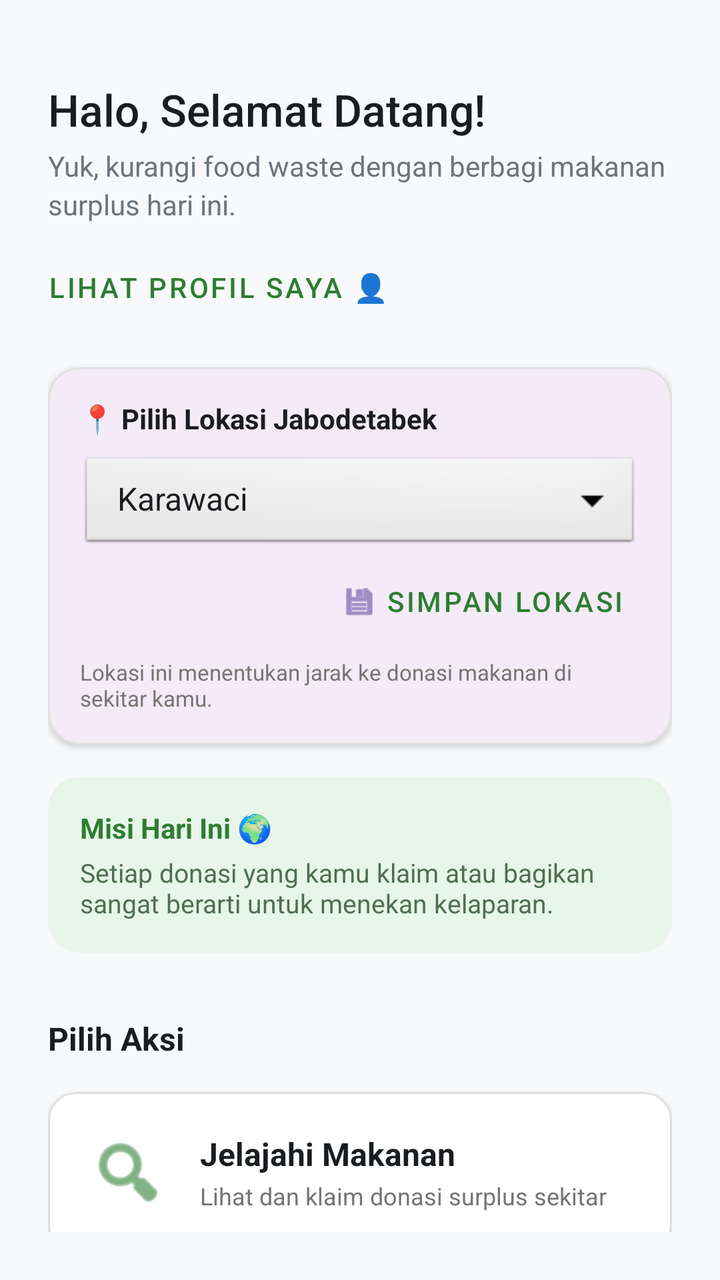
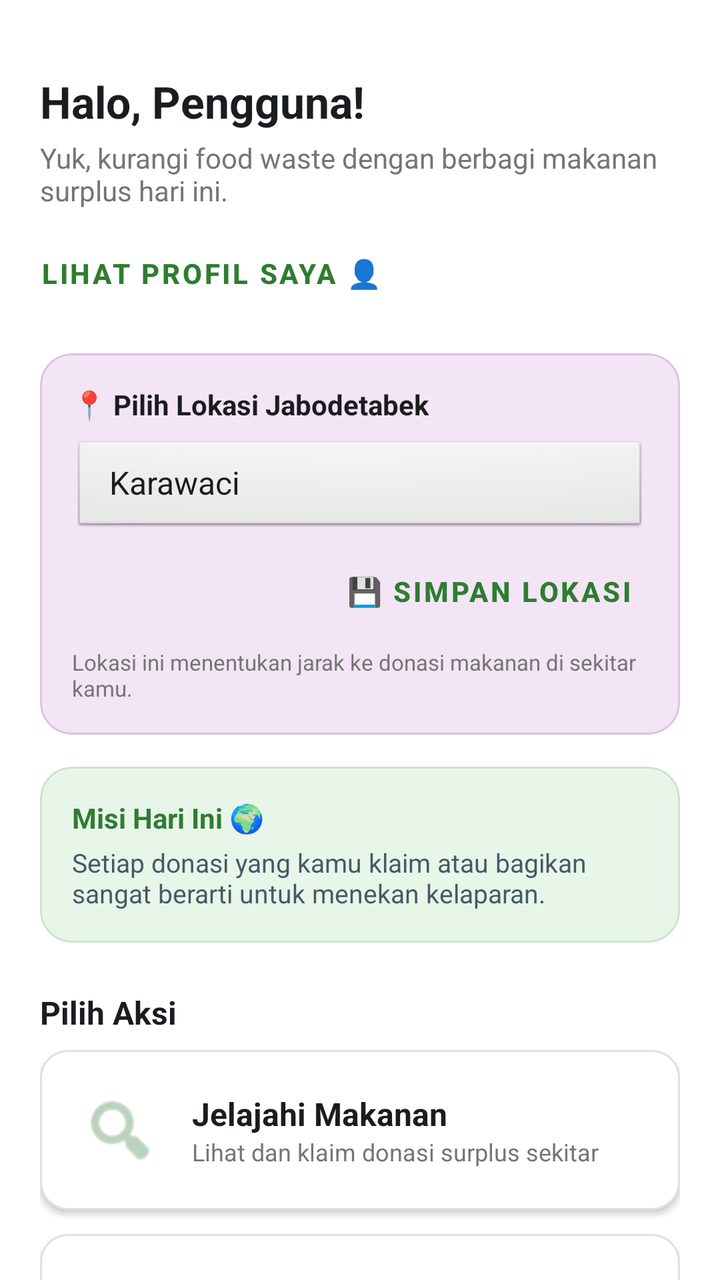

Screens rendered from an Android XML layout before and after an edit, with the pre-edit source and the edit as a unified diff.
<!-- AndroidManifest.xml: application theme Theme.UASPROJECTZEROWASTE -->
<!-- res/layout/dashboard.xml -->
<androidx.constraintlayout.widget.ConstraintLayout
    xmlns:android="http://schemas.android.com/apk/res/android"
    xmlns:app="http://schemas.android.com/apk/res-auto"
    android:layout_width="match_parent"
    android:layout_height="match_parent"
    android:background="#F8F9FA"
    android:padding="24dp">

    <LinearLayout
        android:id="@+id/layoutHeader"
        android:layout_width="match_parent"
        android:layout_height="wrap_content"
        android:orientation="vertical"
        android:layout_marginTop="16dp"
        app:layout_constraintTop_toTopOf="parent"
        app:layout_constraintStart_toStartOf="parent">

        <TextView
            android:id="@+id/tvWelcome"
            android:layout_width="wrap_content"
            android:layout_height="wrap_content"
            android:text="Halo, Selamat Datang!"
            android:textSize="22sp"
            android:fontFamily="sans-serif-medium"
            android:textColor="#1A1D20"/>

        <TextView
            android:id="@+id/tvDashboardSubtitle"
            android:layout_width="match_parent"
            android:layout_height="wrap_content"
            android:text="Yuk, kurangi food waste dengan berbagi makanan surplus hari ini."
            android:textSize="14sp"
            android:fontFamily="sans-serif"
            android:textColor="#6C757D"
            android:layout_marginTop="4dp"
            android:lineSpacingExtra="3dp"/>
        <com.google.android.material.button.MaterialButton
            android:id="@+id/btnGoToProfile" style="@style/Widget.MaterialComponents.Button.TextButton"
            android:layout_width="wrap_content"
            android:layout_height="wrap_content"
            android:text="Lihat Profil Saya 👤"
            android:textColor="#2E7D32"
            android:textSize="14sp"
            android:layout_marginTop="8dp"
            android:padding="0dp"/>
    </LinearLayout>

    <com.google.android.material.card.MaterialCardView
        android:id="@+id/cardLocation"
        android:layout_width="match_parent"
        android:layout_height="wrap_content"
        android:layout_marginTop="16dp"
        app:cardCornerRadius="16dp"
        app:cardElevation="2dp"
        app:strokeWidth="1dp"
        app:strokeColor="#E0E0E0"
        app:layout_constraintTop_toBottomOf="@id/layoutHeader">
        <LinearLayout
            android:layout_width="match_parent"
            android:layout_height="wrap_content"
            android:orientation="vertical"
            android:padding="16dp">
            <TextView
                android:layout_width="wrap_content"
                android:layout_height="wrap_content"
                android:text="📍 Pilih Lokasi Jabodetabek"
                android:textSize="14sp"
                android:textStyle="bold"
                android:textColor="#1A1D20"/>

            <Spinner
                android:id="@+id/spUserLocation"
                android:layout_width="match_parent"
                android:layout_height="50dp"
                android:layout_marginTop="8dp"
                android:background="@android:drawable/btn_dropdown"
                android:spinnerMode="dropdown"
                android:entries="@array/jabodetabek_locations" />

            <com.google.android.material.button.MaterialButton
                android:id="@+id/btnSaveAddress"
                style="@style/Widget.MaterialComponents.Button.TextButton"
                android:layout_width="wrap_content"
                android:layout_height="wrap_content"
                android:text="Simpan Lokasi"
                android:textColor="#2E7D32"
                android:layout_gravity="end"
                app:icon="@android:drawable/ic_menu_save"/>

            <TextView
                android:layout_width="wrap_content"
                android:layout_height="wrap_content"
                android:text="Lokasi ini menentukan jarak ke donasi makanan di sekitar kamu."
                android:textSize="11sp"
                android:textColor="#757575"
                android:layout_marginTop="4dp"/>
        </LinearLayout>
    </com.google.android.material.card.MaterialCardView>

    <com.google.android.material.card.MaterialCardView
        android:id="@+id/cardInfo"
        android:layout_width="match_parent"
        android:layout_height="wrap_content"
        android:layout_marginTop="16dp"
        app:cardCornerRadius="16dp"
        app:cardElevation="0dp"
        app:strokeWidth="0dp"
        app:cardBackgroundColor="#E8F5E9"
        app:layout_constraintTop_toBottomOf="@id/cardLocation">
        <LinearLayout
            android:layout_width="match_parent"
            android:layout_height="wrap_content"
            android:orientation="vertical"
            android:padding="16dp">

            <TextView
                android:layout_width="wrap_content"
                android:layout_height="wrap_content"
                android:text="Misi Hari Ini 🌍"
                android:textSize="14sp"
                android:textStyle="bold"
                android:textColor="#2E7D32"/>

            <TextView
                android:layout_width="match_parent"
                android:layout_height="wrap_content"
                android:text="Setiap donasi yang kamu klaim atau bagikan sangat berarti untuk menekan kelaparan."
                android:textSize="13sp"
                android:textColor="#4E7051"
                android:layout_marginTop="4dp"/>

        </LinearLayout>
    </com.google.android.material.card.MaterialCardView>

    <LinearLayout
        android:layout_width="match_parent"
        android:layout_height="wrap_content"
        android:orientation="vertical"
        android:layout_marginTop="32dp"
        app:layout_constraintTop_toBottomOf="@id/cardInfo">
        <TextView
            android:layout_width="wrap_content"
            android:layout_height="wrap_content"
            android:text="Pilih Aksi"
            android:textSize="16sp"
            android:textStyle="bold"
            android:textColor="#1A1D20"
            android:layout_marginBottom="16dp"/>
        <com.google.android.material.card.MaterialCardView
            android:id="@+id/cardViewFood"
            android:layout_width="match_parent"
            android:layout_height="wrap_content"
            android:clickable="true"
            android:focusable="true"
            app:cardCornerRadius="14dp"
            app:cardElevation="2dp"
            app:strokeWidth="1dp"
            app:strokeColor="#E0E0E0"
            app:cardBackgroundColor="#FFFFFF"
            android:layout_marginBottom="16dp">
            <LinearLayout
                android:id="@+id/btnViewFood"
                android:layout_width="match_parent"
                android:layout_height="wrap_content"
                android:orientation="horizontal"
                android:padding="20dp"
                android:gravity="center_vertical">
                <ImageView
                    android:layout_width="40dp"
                    android:layout_height="40dp"
                    android:src="@android:drawable/ic_menu_search"
                    app:tint="#2E7D32"/>
                <LinearLayout
                    android:layout_width="0dp"
                    android:layout_height="wrap_content"
                    android:layout_weight="1"
                    android:orientation="vertical"
                    android:layout_marginStart="16dp">
                    <TextView
                        android:layout_width="wrap_content"
                        android:layout_height="wrap_content"
                        android:text="Jelajahi Makanan"
                        android:textSize="16sp"
                        android:textStyle="bold"
                        android:textColor="#1A1D20"/>
                    <TextView
                        android:layout_width="wrap_content"
                        android:layout_height="wrap_content"
                        android:text="Lihat dan klaim donasi surplus sekitar"
                        android:textSize="12sp"
                        android:textColor="#757575"
                        android:layout_marginTop="2dp"/>
                </LinearLayout>
            </LinearLayout>
        </com.google.android.material.card.MaterialCardView>

        <com.google.android.material.card.MaterialCardView
            android:id="@+id/cardUploadFood"
            android:layout_width="match_parent"
            android:layout_height="wrap_content"
            android:clickable="true"
            android:focusable="true"
            app:cardCornerRadius="14dp"
            app:cardElevation="2dp"
            app:strokeWidth="1dp"
            app:strokeColor="#E0E0E0"
            app:cardBackgroundColor="#FFFFFF">
            <LinearLayout
                android:id="@+id/btnUploadFood"
                android:layout_width="match_parent"
                android:layout_height="wrap_content"
                android:orientation="horizontal"
                android:padding="20dp"
                android:gravity="center_vertical">
                <ImageView
                    android:layout_width="40dp"
                    android:layout_height="40dp"
                    android:src="@android:drawable/ic_menu_add"
                    app:tint="#1565C0"/>
                <LinearLayout
                    android:layout_width="0dp"
                    android:layout_height="wrap_content"
                    android:layout_weight="1"
                    android:orientation="vertical"
                    android:layout_marginStart="16dp">
                    <TextView
                        android:layout_width="wrap_content"
                        android:layout_height="wrap_content"
                        android:text="Donasikan Makanan"
                        android:textSize="16sp"
                        android:textStyle="bold"
                        android:textColor="#1A1D20"/>
                    <TextView
                        android:layout_width="wrap_content"
                        android:layout_height="wrap_content"
                        android:text="Bagikan makanan layak konsumsi milikmu"
                        android:textSize="12sp"
                        android:textColor="#757575"
                        android:layout_marginTop="2dp"/>
                </LinearLayout>
            </LinearLayout>
        </com.google.android.material.card.MaterialCardView>
    </LinearLayout>
</androidx.constraintlayout.widget.ConstraintLayout>
<!-- resources referenced by this layout -->
<resources>
  <string-array name="jabodetabek_locations">
          <item>Karawaci</item>
          <item>Lippo Village</item>
          <item>Gading Serpong</item>
          <item>Alam Sutera</item>
          <item>BSD City</item>
          <item>Tangerang Kota</item>
          <item>Cikokol</item>
          <item>Binong</item>
          <item>Jakarta</item>
      </string-array>
  <style name="Theme.UASPROJECTZEROWASTE" parent="Base.Theme.UASPROJECTZEROWASTE" />
  <style name="Base.Theme.UASPROJECTZEROWASTE" parent="Theme.Material3.DayNight.NoActionBar">
          
          
      </style>
</resources>

<!-- the commit's change to res/layout/dashboard.xml (unified diff, before → after) -->
@@ -1,143 +1,137 @@
-<androidx.constraintlayout.widget.ConstraintLayout
+<?xml version="1.0" encoding="utf-8"?>
+<androidx.core.widget.NestedScrollView
     xmlns:android="http://schemas.android.com/apk/res/android"
     xmlns:app="http://schemas.android.com/apk/res-auto"
     android:layout_width="match_parent"
     android:layout_height="match_parent"
-    android:background="#F8F9FA"
-    android:padding="24dp">
-
-    <LinearLayout
-        android:id="@+id/layoutHeader"
-        android:layout_width="match_parent"
-        android:layout_height="wrap_content"
-        android:orientation="vertical"
-        android:layout_marginTop="16dp"
-        app:layout_constraintTop_toTopOf="parent"
-        app:layout_constraintStart_toStartOf="parent">
-
-        <TextView
-            android:id="@+id/tvWelcome"
-            android:layout_width="wrap_content"
-            android:layout_height="wrap_content"
-            android:text="Halo, Selamat Datang!"
-            android:textSize="22sp"
-            android:fontFamily="sans-serif-medium"
-            android:textColor="#1A1D20"/>
-
-        <TextView
-            android:id="@+id/tvDashboardSubtitle"
-            android:layout_width="match_parent"
-            android:layout_height="wrap_content"
-            android:text="Yuk, kurangi food waste dengan berbagi makanan surplus hari ini."
-            android:textSize="14sp"
-            android:fontFamily="sans-serif"
-            android:textColor="#6C757D"
-            android:layout_marginTop="4dp"
-            android:lineSpacingExtra="3dp"/>
-        <com.google.android.material.button.MaterialButton
-            android:id="@+id/btnGoToProfile" style="@style/Widget.MaterialComponents.Button.TextButton"
-            android:layout_width="wrap_content"
-            android:layout_height="wrap_content"
-            android:text="Lihat Profil Saya 👤"
-            android:textColor="#2E7D32"
-            android:textSize="14sp"
-            android:layout_marginTop="8dp"
-            android:padding="0dp"/>
-    </LinearLayout>
-
-    <com.google.android.material.card.MaterialCardView
-        android:id="@+id/cardLocation"
-        android:layout_width="match_parent"
-        android:layout_height="wrap_content"
-        android:layout_marginTop="16dp"
-        app:cardCornerRadius="16dp"
-        app:cardElevation="2dp"
-        app:strokeWidth="1dp"
-        app:strokeColor="#E0E0E0"
-        app:layout_constraintTop_toBottomOf="@id/layoutHeader">
-        <LinearLayout
-            android:layout_width="match_parent"
-            android:layout_height="wrap_content"
-            android:orientation="vertical"
-            android:padding="16dp">
-            <TextView
-                android:layout_width="wrap_content"
-                android:layout_height="wrap_content"
-                android:text="📍 Pilih Lokasi Jabodetabek"
-                android:textSize="14sp"
-                android:textStyle="bold"
-                android:textColor="#1A1D20"/>
-
-            <Spinner
-                android:id="@+id/spUserLocation"
-                android:layout_width="match_parent"
-                android:layout_height="50dp"
-                android:layout_marginTop="8dp"
-                android:background="@android:drawable/btn_dropdown"
-                android:spinnerMode="dropdown"
-                android:entries="@array/jabodetabek_locations" />
-
-            <com.google.android.material.button.MaterialButton
-                android:id="@+id/btnSaveAddress"
-                style="@style/Widget.MaterialComponents.Button.TextButton"
-                android:layout_width="wrap_content"
-                android:layout_height="wrap_content"
-                android:text="Simpan Lokasi"
-                android:textColor="#2E7D32"
-                android:layout_gravity="end"
-                app:icon="@android:drawable/ic_menu_save"/>
-
-            <TextView
-                android:layout_width="wrap_content"
-                android:layout_height="wrap_content"
-                android:text="Lokasi ini menentukan jarak ke donasi makanan di sekitar kamu."
-                android:textSize="11sp"
-                android:textColor="#757575"
-                android:layout_marginTop="4dp"/>
-        </LinearLayout>
-    </com.google.android.material.card.MaterialCardView>
-
-    <com.google.android.material.card.MaterialCardView
-        android:id="@+id/cardInfo"
-        android:layout_width="match_parent"
-        android:layout_height="wrap_content"
-        android:layout_marginTop="16dp"
-        app:cardCornerRadius="16dp"
-        app:cardElevation="0dp"
-        app:strokeWidth="0dp"
-        app:cardBackgroundColor="#E8F5E9"
-        app:layout_constraintTop_toBottomOf="@id/cardLocation">
-        <LinearLayout
-            android:layout_width="match_parent"
-            android:layout_height="wrap_content"
-            android:orientation="vertical"
-            android:padding="16dp">
-
-            <TextView
-                android:layout_width="wrap_content"
-                android:layout_height="wrap_content"
-                android:text="Misi Hari Ini 🌍"
-                android:textSize="14sp"
-                android:textStyle="bold"
-                android:textColor="#2E7D32"/>
-
-            <TextView
-                android:layout_width="match_parent"
-                android:layout_height="wrap_content"
-                android:text="Setiap donasi yang kamu klaim atau bagikan sangat berarti untuk menekan kelaparan."
-                android:textSize="13sp"
-                android:textColor="#4E7051"
-                android:layout_marginTop="4dp"/>
-
-        </LinearLayout>
-    </com.google.android.material.card.MaterialCardView>
+    android:background="#FFFFFF">
 
     <LinearLayout
         android:layout_width="match_parent"
         android:layout_height="wrap_content"
         android:orientation="vertical"
-        android:layout_marginTop="32dp"
-        app:layout_constraintTop_toBottomOf="@id/cardInfo">
+        android:padding="20dp">
+
+        <TextView
+            android:id="@+id/tvWelcome"
+            android:layout_width="wrap_content"
+            android:layout_height="wrap_content"
+            android:text="Halo, Pengguna!"
+            android:textSize="22sp"
+            android:textStyle="bold"
+            android:textColor="#1A1D20"
+            android:layout_marginTop="16dp"/>
+
+        <TextView
+            android:layout_width="wrap_content"
+            android:layout_height="wrap_content"
+            android:text="Yuk, kurangi food waste dengan berbagi makanan surplus hari ini."
+            android:textSize="14sp"
+            android:textColor="#757575"
+            android:layout_marginTop="4dp"/>
+
+        <com.google.android.material.button.MaterialButton
+            android:id="@+id/btnViewProfile"
+            style="@style/Widget.MaterialComponents.Button.TextButton"
+            android:layout_width="wrap_content"
+            android:layout_height="wrap_content"
+            android:text="LIHAT PROFIL SAYA 👤"
+            android:textColor="#2E7D32"
+            android:textSize="14sp"
+            android:textStyle="bold"
+            android:layout_marginTop="8dp"
+            android:paddingStart="0dp"/>
+
+        
+        <com.google.android.material.card.MaterialCardView
+            android:layout_width="match_parent"
+            android:layout_height="wrap_content"
+            android:layout_marginTop="16dp"
+            app:cardCornerRadius="16dp"
+            app:cardElevation="0dp"
+            app:cardBackgroundColor="#F3E5F5"
+            app:strokeWidth="1dp"
+            app:strokeColor="#E1BEE7">
+
+            <LinearLayout
+                android:layout_width="match_parent"
+                android:layout_height="wrap_content"
+                android:orientation="vertical"
+                android:padding="16dp">
+
+                <TextView
+                    android:layout_width="wrap_content"
+                    android:layout_height="wrap_content"
+                    android:text="📍 Pilih Lokasi Jabodetabek"
+                    android:textStyle="bold"
+                    android:textSize="14sp"
+                    android:textColor="#1A1D20"
+                    android:layout_marginBottom="8dp"/>
+
+                <Spinner
+                    android:id="@+id/spUserLocation"
+                    android:layout_width="match_parent"
+                    android:layout_height="48dp"
+                    android:background="@android:drawable/btn_default"
+                    android:entries="@array/jabodetabek_locations"/>
+
+                <com.google.android.material.button.MaterialButton
+                    android:id="@+id/btnSaveAddress"
+                    style="@style/Widget.MaterialComponents.Button.TextButton"
+                    android:layout_width="wrap_content"
+                    android:layout_height="wrap_content"
+                    android:text="💾 SIMPAN LOKASI"
+                    android:textColor="#2E7D32"
+                    android:textStyle="bold"
+                    android:layout_gravity="end"
+                    android:layout_marginTop="4dp"
+                    app:iconTint="#2E7D32"/>
+
+                <TextView
+                    android:layout_width="wrap_content"
+                    android:layout_height="wrap_content"
+                    android:text="Lokasi ini menentukan jarak ke donasi makanan di sekitar kamu."
+                    android:textSize="11sp"
+                    android:textColor="#757575"
+                    android:layout_marginTop="4dp"/>
+            </LinearLayout>
+        </com.google.android.material.card.MaterialCardView>
+
+        
+        <com.google.android.material.card.MaterialCardView
+            android:layout_width="match_parent"
+            android:layout_height="wrap_content"
+            android:layout_marginTop="16dp"
+            app:cardCornerRadius="16dp"
+            app:cardElevation="0dp"
+            app:cardBackgroundColor="#E8F5E9"
+            app:strokeWidth="1dp"
+            app:strokeColor="#C8E6C9">
+
+            <LinearLayout
+                android:layout_width="match_parent"
+                android:layout_height="wrap_content"
+                android:orientation="vertical"
+                android:padding="16dp">
+
+                <TextView
+                    android:layout_width="wrap_content"
+                    android:layout_height="wrap_content"
+                    android:text="Misi Hari Ini 🌍"
+                    android:textStyle="bold"
+                    android:textSize="14sp"
+                    android:textColor="#2E7D32"/>
+
+                <TextView
+                    android:layout_width="wrap_content"
+                    android:layout_height="wrap_content"
+                    android:text="Setiap donasi yang kamu klaim atau bagikan sangat berarti untuk menekan kelaparan."
+                    android:textSize="13sp"
+                    android:textColor="#455A64"
+                    android:layout_marginTop="4dp"/>
+            </LinearLayout>
+        </com.google.android.material.card.MaterialCardView>
+
         <TextView
             android:layout_width="wrap_content"
             android:layout_height="wrap_content"
@@ -145,23 +139,26 @@
             android:textSize="16sp"
             android:textStyle="bold"
             android:textColor="#1A1D20"
-            android:layout_marginBottom="16dp"/>
-        <com.google.android.material.card.MaterialCardView
-            android:id="@+id/cardViewFood"
-            android:layout_width="match_parent"
-            android:layout_height="wrap_content"
-            android:clickable="true"
-            android:focusable="true"
+            android:layout_marginTop="24dp"
+            android:layout_marginBottom="8dp"/>
+
+        
+        <com.google.android.material.card.MaterialCardView
+            android:layout_width="match_parent"
+            android:layout_height="wrap_content"
+            android:layout_marginBottom="12dp"
             app:cardCornerRadius="14dp"
             app:cardElevation="2dp"
             app:strokeWidth="1dp"
             app:strokeColor="#E0E0E0"
-            app:cardBackgroundColor="#FFFFFF"
-            android:layout_marginBottom="16dp">
+            app:cardBackgroundColor="#FFFFFF">
+
             <LinearLayout
                 android:id="@+id/btnViewFood"
                 android:layout_width="match_parent"
                 android:layout_height="wrap_content"
+                android:clickable="true"
+                android:focusable="true"
                 android:orientation="horizontal"
                 android:padding="20dp"
                 android:gravity="center_vertical">
@@ -169,7 +166,7 @@
                     android:layout_width="40dp"
                     android:layout_height="40dp"
                     android:src="@android:drawable/ic_menu_search"
-                    app:tint="#2E7D32"/>
+                    app:tint="#8DB58F"/>
                 <LinearLayout
                     android:layout_width="0dp"
                     android:layout_height="wrap_content"
@@ -188,27 +185,27 @@
                         android:layout_height="wrap_content"
                         android:text="Lihat dan klaim donasi surplus sekitar"
                         android:textSize="12sp"
-                        android:textColor="#757575"
-                        android:layout_marginTop="2dp"/>
+                        android:textColor="#757575"/>
                 </LinearLayout>
             </LinearLayout>
         </com.google.android.material.card.MaterialCardView>
 
         <com.google.android.material.card.MaterialCardView
-            android:id="@+id/cardUploadFood"
-            android:layout_width="match_parent"
-            android:layout_height="wrap_content"
-            android:clickable="true"
-            android:focusable="true"
+            android:layout_width="match_parent"
+            android:layout_height="wrap_content"
+            android:layout_marginBottom="12dp"
             app:cardCornerRadius="14dp"
             app:cardElevation="2dp"
             app:strokeWidth="1dp"
             app:strokeColor="#E0E0E0"
             app:cardBackgroundColor="#FFFFFF">
+
             <LinearLayout
                 android:id="@+id/btnUploadFood"
                 android:layout_width="match_parent"
                 android:layout_height="wrap_content"
+                android:clickable="true"
+                android:focusable="true"
                 android:orientation="horizontal"
                 android:padding="20dp"
                 android:gravity="center_vertical">
@@ -216,7 +213,7 @@
                     android:layout_width="40dp"
                     android:layout_height="40dp"
                     android:src="@android:drawable/ic_menu_add"
-                    app:tint="#1565C0"/>
+                    app:tint="#7DA3D1"/>
                 <LinearLayout
                     android:layout_width="0dp"
                     android:layout_height="wrap_content"
@@ -235,10 +232,57 @@
                         android:layout_height="wrap_content"
                         android:text="Bagikan makanan layak konsumsi milikmu"
                         android:textSize="12sp"
-                        android:textColor="#757575"
-                        android:layout_marginTop="2dp"/>
+                        android:textColor="#757575"/>
                 </LinearLayout>
             </LinearLayout>
         </com.google.android.material.card.MaterialCardView>
+
+        <com.google.android.material.card.MaterialCardView
+            android:id="@+id/cardHistory"
+            android:layout_width="match_parent"
+            android:layout_height="wrap_content"
+            android:clickable="true"
+            android:focusable="true"
+            app:cardCornerRadius="14dp"
+            app:cardElevation="2dp"
+            app:strokeWidth="1dp"
+            app:strokeColor="#E0E0E0"
+            app:cardBackgroundColor="#FFFFFF"
+            android:layout_marginBottom="12dp">
+            <LinearLayout
+                android:id="@+id/btnHistory"
+                android:layout_width="match_parent"
+                android:layout_height="wrap_content"
+                android:orientation="horizontal"
+                android:padding="20dp"
+                android:gravity="center_vertical">
+                <ImageView
+                    android:layout_width="40dp"
+                    android:layout_height="40dp"
+                    android:src="@android:drawable/ic_menu_recent_history"
+                    app:tint="#A58DB5"/>
+                <LinearLayout
+                    android:layout_width="0dp"
+                    android:layout_height="wrap_content"
+                    android:layout_weight="1"
+                    android:orientation="vertical"
+                    android:layout_marginStart="16dp">
+                    <TextView
+                        android:layout_width="wrap_content"
+                        android:layout_height="wrap_content"
+                        android:text="Riwayat Saya"
+                        android:textSize="16sp"
+                        android:textStyle="bold"
+                        android:textColor="#1A1D20"/>
+                    <TextView
+                        android:layout_width="wrap_content"
+                        android:layout_height="wrap_content"
+                        android:text="Lihat makanan yang kamu donasikan &amp; klaim"
+                        android:textSize="12sp"
+                        android:textColor="#757575"/>
+                </LinearLayout>
+            </LinearLayout>
+        </com.google.android.material.card.MaterialCardView>
+
     </LinearLayout>
-</androidx.constraintlayout.widget.ConstraintLayout>
+</androidx.core.widget.NestedScrollView>
